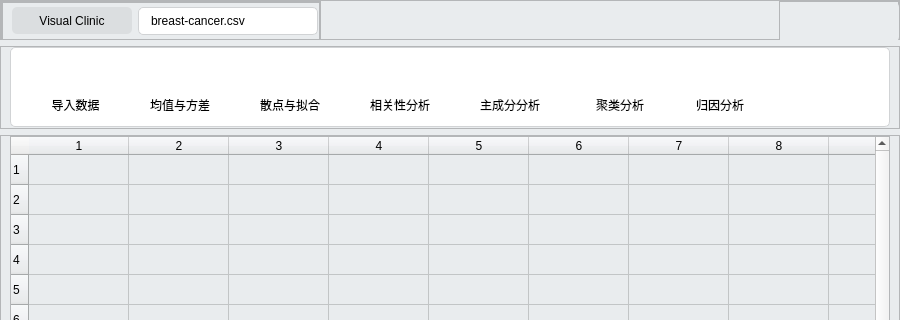
This is visual-clinic/mainwindow.ui in gtxzsxxk/visual-clinic as Qt 5 draws it before an edit; both pictures show x 0 to 900 and y 0 to 320 of the 900 by 630 pixel window. The edited form follows.
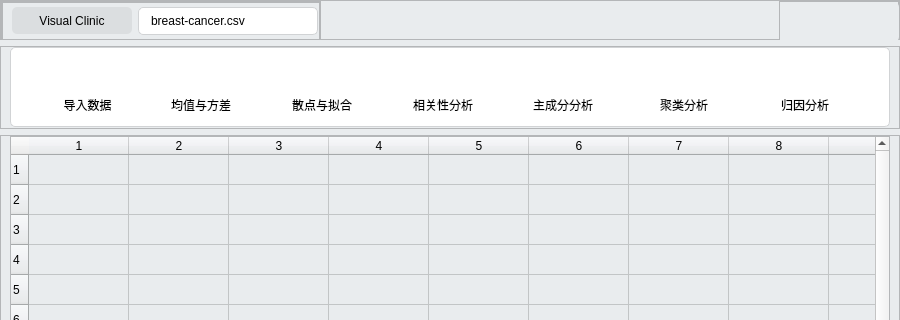
This is the edited form. Icons and pictures are not drawn.

Commit message: feat: arrange the menu items

The edit to the form file:
```diff
--- a/visual-clinic/mainwindow.ui
+++ b/visual-clinic/mainwindow.ui
@@ -550,15 +550,15 @@
          <property name="frameShadow">
           <enum>QFrame::Raised</enum>
          </property>
-         <widget class="QFrame" name="buttonImport_3">
-          <property name="geometry">
-           <rect>
-            <x>20</x>
-            <y>10</y>
-            <width>91</width>
-            <height>60</height>
-           </rect>
+         <layout class="QHBoxLayout" name="horizontalLayout_7">
+          <property name="topMargin">
+           <number>5</number>
           </property>
+          <property name="bottomMargin">
+           <number>5</number>
+          </property>
+          <item>
+           <widget class="QFrame" name="buttonImport">
           <property name="minimumSize">
            <size>
             <width>0</width>
@@ -677,15 +677,9 @@
            </item>
           </layout>
          </widget>
-         <widget class="QFrame" name="buttonImport_9">
-          <property name="geometry">
-           <rect>
-            <x>120</x>
-            <y>10</y>
-            <width>101</width>
-            <height>60</height>
-           </rect>
-          </property>
+          </item>
+          <item>
+           <widget class="QFrame" name="buttonAvg">
           <property name="minimumSize">
            <size>
             <width>0</width>
@@ -804,15 +798,9 @@
            </item>
           </layout>
          </widget>
-         <widget class="QFrame" name="buttonImport_10">
-          <property name="geometry">
-           <rect>
-            <x>230</x>
-            <y>10</y>
-            <width>101</width>
-            <height>60</height>
-           </rect>
-          </property>
+          </item>
+          <item>
+           <widget class="QFrame" name="buttonScatter">
           <property name="minimumSize">
            <size>
             <width>0</width>
@@ -931,15 +919,9 @@
            </item>
           </layout>
          </widget>
-         <widget class="QFrame" name="buttonImport_11">
-          <property name="geometry">
-           <rect>
-            <x>340</x>
-            <y>10</y>
-            <width>101</width>
-            <height>60</height>
-           </rect>
-          </property>
+          </item>
+          <item>
+           <widget class="QFrame" name="buttonRelate">
           <property name="minimumSize">
            <size>
             <width>0</width>
@@ -1058,15 +1040,9 @@
            </item>
           </layout>
          </widget>
-         <widget class="QFrame" name="buttonImport_12">
-          <property name="geometry">
-           <rect>
-            <x>450</x>
-            <y>10</y>
-            <width>101</width>
-            <height>60</height>
-           </rect>
-          </property>
+          </item>
+          <item>
+           <widget class="QFrame" name="buttonPCA">
           <property name="minimumSize">
            <size>
             <width>0</width>
@@ -1185,15 +1161,9 @@
            </item>
           </layout>
          </widget>
-         <widget class="QFrame" name="buttonImport_13">
-          <property name="geometry">
-           <rect>
-            <x>560</x>
-            <y>10</y>
-            <width>101</width>
-            <height>60</height>
-           </rect>
-          </property>
+          </item>
+          <item>
+           <widget class="QFrame" name="buttonMeans">
           <property name="minimumSize">
            <size>
             <width>0</width>
@@ -1312,15 +1282,9 @@
            </item>
           </layout>
          </widget>
-         <widget class="QFrame" name="buttonImport_14">
-          <property name="geometry">
-           <rect>
-            <x>660</x>
-            <y>10</y>
-            <width>101</width>
-            <height>60</height>
-           </rect>
-          </property>
+          </item>
+          <item>
+           <widget class="QFrame" name="buttonAttrAnalyze">
           <property name="minimumSize">
            <size>
             <width>0</width>
@@ -1439,6 +1403,8 @@
            </item>
           </layout>
          </widget>
+          </item>
+         </layout>
         </widget>
        </item>
       </layout>
```
Lines whose indentation alone changed are shown as unchanged.
